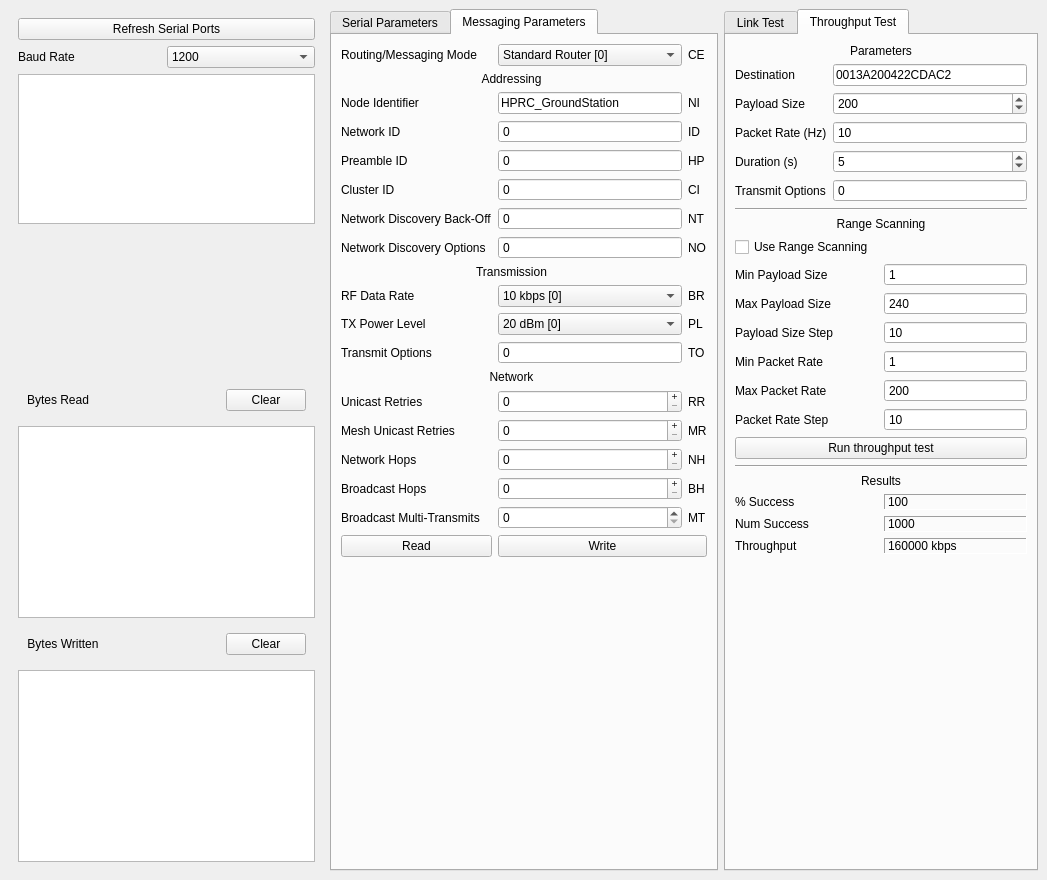
WPI-HPRC/gs-control-2024-2025, file Frontend/Windows/RadioControlsWindow/RadioControlsWindow.ui: the form before one commit.
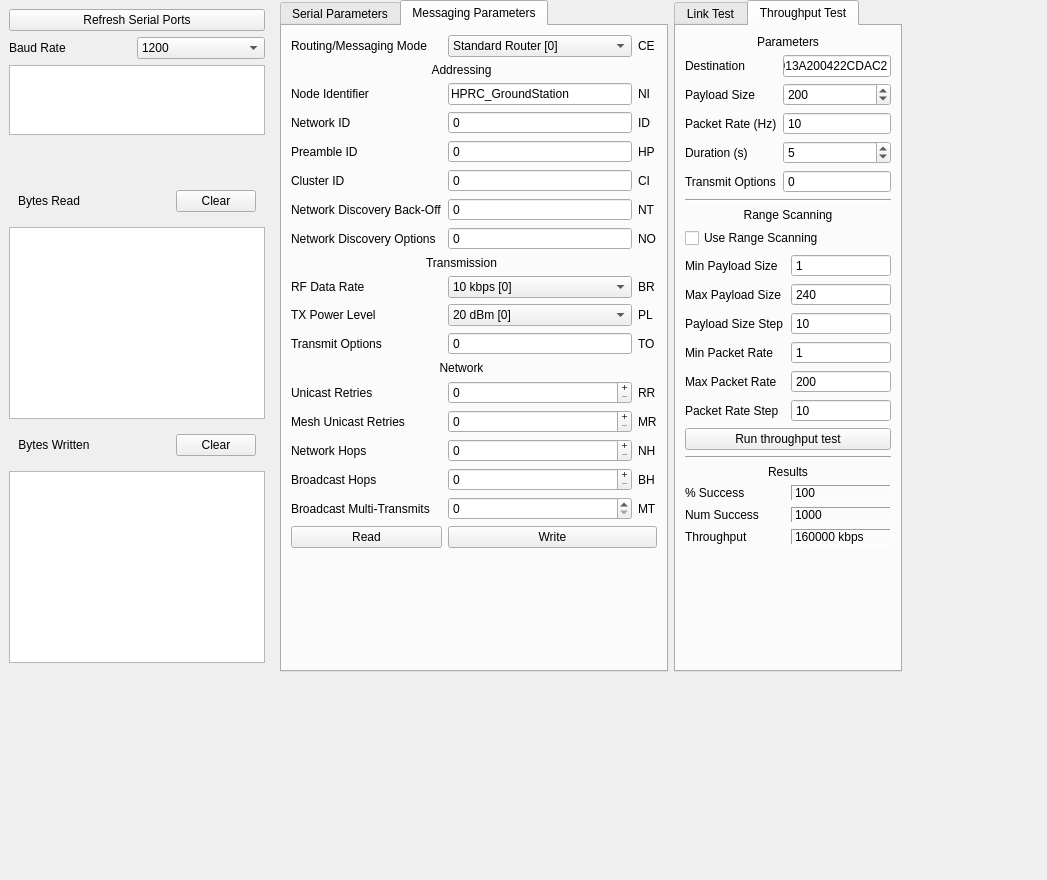
The form after the commit. Icons and pictures are not drawn. Custom widgets are drawn as their Qt base class.

Commit message: added dockable radio controls and raw telemetry windows

Patch:
```diff
--- a/Frontend/Windows/RadioControlsWindow/RadioControlsWindow.ui
+++ b/Frontend/Windows/RadioControlsWindow/RadioControlsWindow.ui
@@ -1,7 +1,7 @@
 <?xml version="1.0" encoding="UTF-8"?>
 <ui version="4.0">
  <class>RadioControlsWindow</class>
- <widget class="QMainWindow" name="RadioControlsWindow">
+ <widget class="QWidget" name="RadioControlsWindow">
   <property name="geometry">
    <rect>
     <x>0</x>
```
The commit also changes 9 other files.
